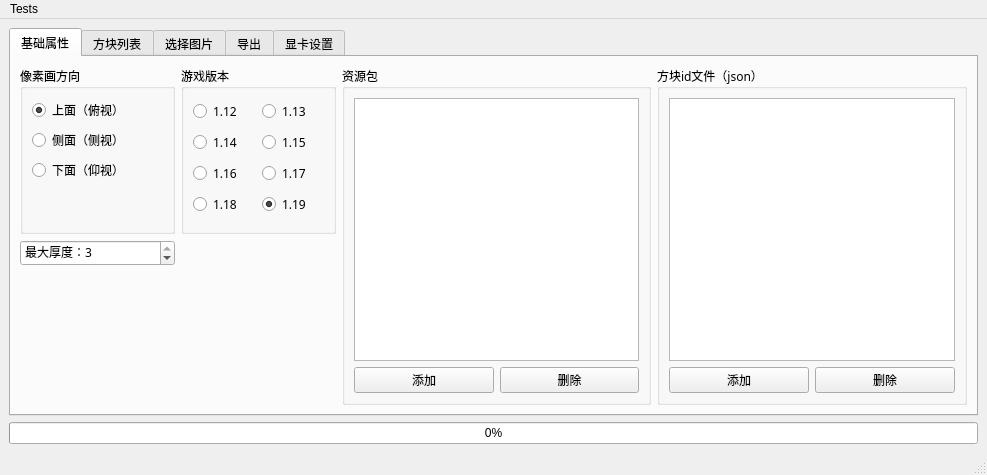
SlopeCraft/SlopeCraft, file VisualCraft/VCWind.ui: the form before one commit.
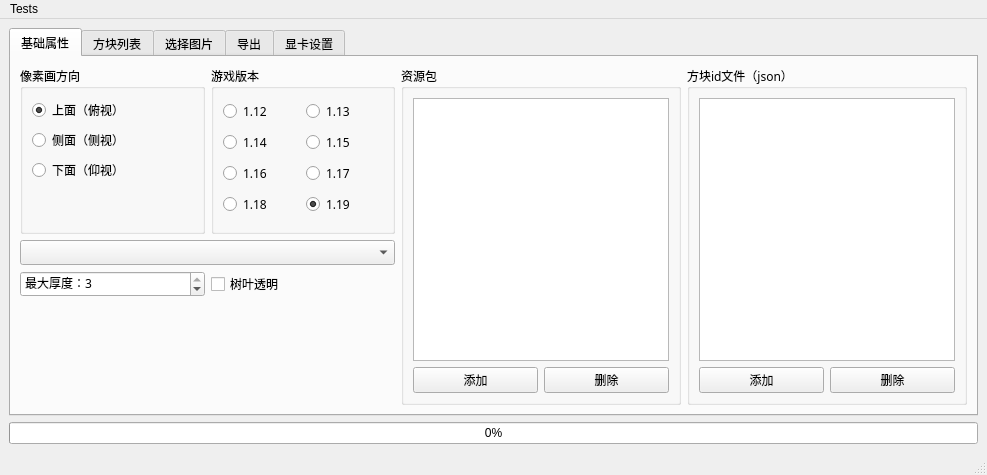
The form after the commit.

Commit message: add biome names

What changed in the file:
```diff
--- a/VisualCraft/VCWind.ui
+++ b/VisualCraft/VCWind.ui
@@ -58,8 +58,8 @@
          <attribute name="title">
           <string>基础属性</string>
          </attribute>
-         <layout class="QGridLayout" name="gridLayout_4" columnstretch="1,1,2,2">
-          <item row="2" column="0">
+         <layout class="QGridLayout" name="gridLayout_4" columnstretch="0,0,0,0">
+          <item row="3" column="0">
            <spacer name="verticalSpacer_5">
             <property name="orientation">
              <enum>Qt::Vertical</enum>
@@ -72,7 +72,91 @@
             </property>
            </spacer>
           </item>
-          <item row="0" column="2" rowspan="3">
+          <item row="0" column="1">
+           <widget class="QGroupBox" name="groupBox_2">
+            <property name="title">
+             <string>游戏版本</string>
+            </property>
+            <layout class="QGridLayout" name="gridLayout_3">
+             <item row="2" column="1">
+              <widget class="QRadioButton" name="rdb_version_15">
+               <property name="text">
+                <string>1.15</string>
+               </property>
+              </widget>
+             </item>
+             <item row="0" column="0">
+              <widget class="QRadioButton" name="rdb_version_12">
+               <property name="text">
+                <string>1.12</string>
+               </property>
+              </widget>
+             </item>
+             <item row="4" column="0">
+              <widget class="QRadioButton" name="rdb_version_16">
+               <property name="text">
+                <string>1.16</string>
+               </property>
+              </widget>
+             </item>
+             <item row="0" column="1">
+              <widget class="QRadioButton" name="rdb_version_13">
+               <property name="text">
+                <string>1.13</string>
+               </property>
+              </widget>
+             </item>
+             <item row="2" column="0">
+              <widget class="QRadioButton" name="rdb_version_14">
+               <property name="text">
+                <string>1.14</string>
+               </property>
+              </widget>
+             </item>
+             <item row="4" column="1">
+              <widget class="QRadioButton" name="rdb_version_17">
+               <property name="text">
+                <string>1.17</string>
+               </property>
+              </widget>
+             </item>
+             <item row="5" column="1">
+              <widget class="QRadioButton" name="rdb_version_19">
+               <property name="text">
+                <string>1.19</string>
+               </property>
+               <property name="checked">
+                <bool>true</bool>
+               </property>
+              </widget>
+             </item>
+             <item row="5" column="0">
+              <widget class="QRadioButton" name="rdb_version_18">
+               <property name="text">
+                <string>1.18</string>
+               </property>
+              </widget>
+             </item>
+            </layout>
+           </widget>
+          </item>
+          <item row="2" column="0">
+           <widget class="QSpinBox" name="sb_max_layers">
+            <property name="prefix">
+             <string>最大厚度：</string>
+            </property>
+            <property name="minimum">
+             <number>1</number>
+            </property>
+            <property name="maximum">
+             <number>3</number>
+            </property>
+            <property name="value">
+             <number>3</number>
+            </property>
+           </widget>
+          </item>
+          <item row="0" column="2" rowspan="4">
            <widget class="QGroupBox" name="groupBox_3">
             <property name="sizePolicy">
              <sizepolicy hsizetype="Preferred" vsizetype="Expanding">
@@ -132,7 +216,7 @@
             </layout>
            </widget>
           </item>
-          <item row="0" column="3" rowspan="3">
+          <item row="0" column="3" rowspan="4">
            <widget class="QGroupBox" name="groupBox_4">
             <property name="sizePolicy">
              <sizepolicy hsizetype="Preferred" vsizetype="Expanding">
@@ -229,103 +313,16 @@
             </layout>
            </widget>
           </item>
-          <item row="0" column="1">
-           <widget class="QGroupBox" name="groupBox_2">
-            <property name="title">
-             <string>游戏版本</string>
-            </property>
-            <layout class="QGridLayout" name="gridLayout_3">
-             <item row="2" column="1">
-              <widget class="QRadioButton" name="rdb_version_15">
-               <property name="text">
-                <string>1.15</string>
-               </property>
-              </widget>
-             </item>
-             <item row="0" column="0">
-              <widget class="QRadioButton" name="rdb_version_12">
-               <property name="text">
-                <string>1.12</string>
-               </property>
-              </widget>
-             </item>
-             <item row="4" column="0">
-              <widget class="QRadioButton" name="rdb_version_16">
-               <property name="text">
-                <string>1.16</string>
-               </property>
-              </widget>
-             </item>
-             <item row="0" column="1">
-              <widget class="QRadioButton" name="rdb_version_13">
-               <property name="text">
-                <string>1.13</string>
-               </property>
-              </widget>
-             </item>
-             <item row="2" column="0">
-              <widget class="QRadioButton" name="rdb_version_14">
-               <property name="text">
-                <string>1.14</string>
-               </property>
-              </widget>
-             </item>
-             <item row="4" column="1">
-              <widget class="QRadioButton" name="rdb_version_17">
-               <property name="text">
-                <string>1.17</string>
-               </property>
-              </widget>
-             </item>
-             <item row="5" column="1">
-              <widget class="QRadioButton" name="rdb_version_19">
-               <property name="text">
-                <string>1.19</string>
-               </property>
-               <property name="checked">
-                <bool>true</bool>
-               </property>
-              </widget>
-             </item>
-             <item row="5" column="0">
-              <widget class="QRadioButton" name="rdb_version_18">
-               <property name="text">
-                <string>1.18</string>
-               </property>
-              </widget>
-             </item>
-            </layout>
-           </widget>
+          <item row="1" column="0" colspan="2">
+           <widget class="QComboBox" name="combobox_select_biome"/>
           </item>
-          <item row="1" column="0">
-           <widget class="QSpinBox" name="sb_max_layers">
-            <property name="prefix">
-             <string>最大厚度：</string>
+          <item row="2" column="1">
+           <widget class="QCheckBox" name="cb_leaves_transparent">
+            <property name="text">
+             <string>树叶透明</string>
             </property>
-            <property name="minimum">
-             <number>1</number>
-            </property>
-            <property name="maximum">
-             <number>3</number>
-            </property>
-            <property name="value">
-             <number>3</number>
-            </property>
            </widget>
           </item>
-          <item row="1" column="1" rowspan="2">
-           <spacer name="verticalSpacer_2">
-            <property name="orientation">
-             <enum>Qt::Vertical</enum>
-            </property>
-            <property name="sizeHint" stdset="0">
-             <size>
-              <width>20</width>
-              <height>40</height>
-             </size>
-            </property>
-           </spacer>
-          </item>
          </layout>
         </widget>
         <widget class="QWidget" name="tab_allowed_blocks">
```
Left out of the diff: 4 changed lines with no effect on the pictures. The commit also changes 4 other files.
